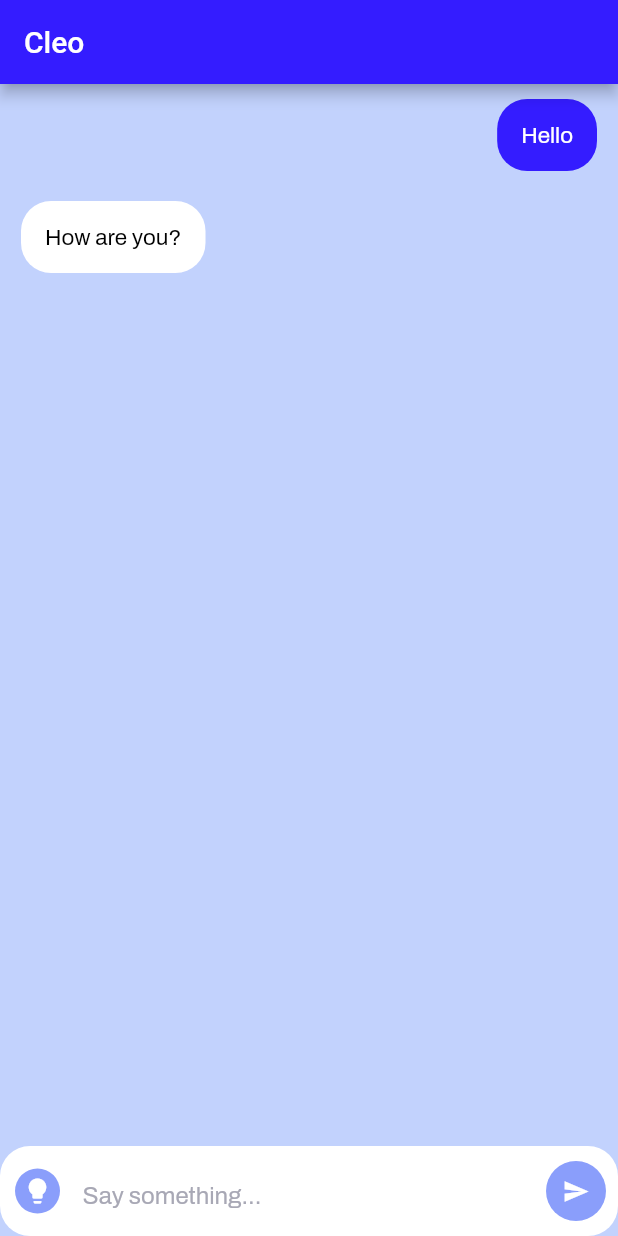
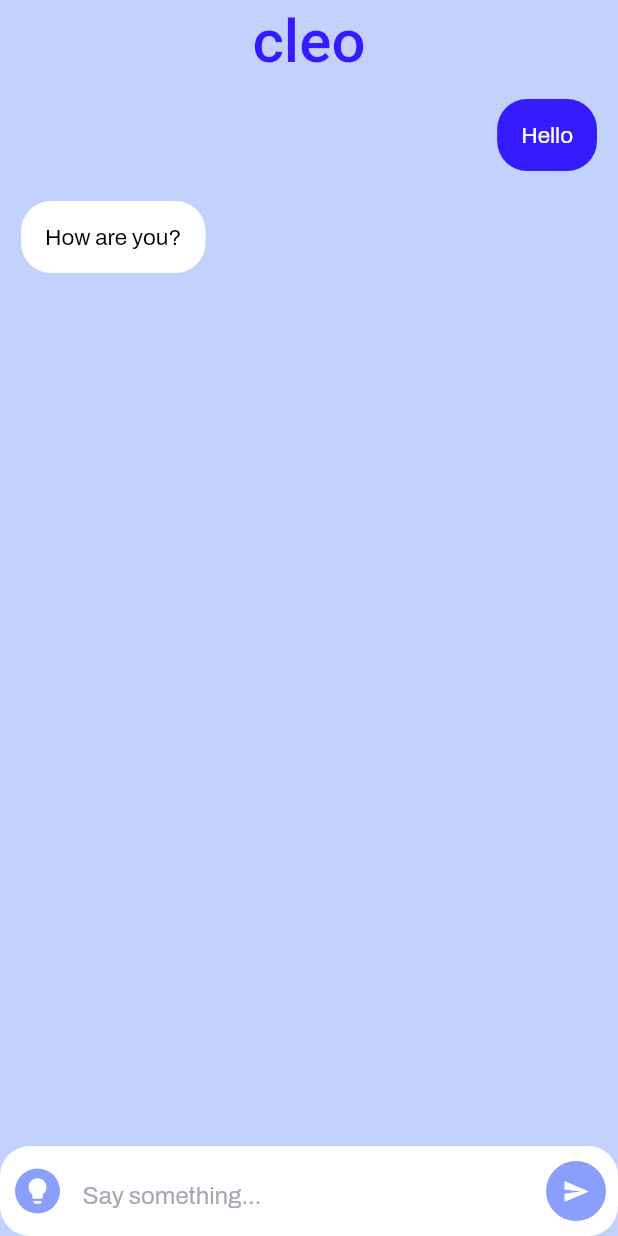
Before and after one commit to NoSuchThingAsRandom/CleoHackathon, a Flutter app: the screen it shows after launch, on a phone screen of 412 x 824 dp. Run offline on Flutter 3.47's test engine with Material 2 defaults, Android fonts, the phone set to English and light mode, and no system bars; our stand-ins replace google_fonts; Roboto replaces fonts that are missing (GT-Flexa).

Commit message:
Added cleo appbar

```diff
--- a/lib/chat_page.dart
+++ b/lib/chat_page.dart
@@ -1,3 +1,4 @@
+import 'package:cleo_hackathon/cleo_appbar.dart';
 import 'package:flutter/material.dart';
 
 import 'data.dart';
@@ -17,14 +18,15 @@ class Message {
 
 class ChatPage extends StatelessWidget {
   // TODO Create better messages
-  var messages = [Message("Hello", false), Message("How are you?", true)];
+  var messages = [
+    Message("Hello", false),
+    Message("How are you?", true),
+  ];
 
   @override
   Widget build(BuildContext context) {
     return Scaffold(
-        appBar: AppBar(
-          title: Text("Cleo", textAlign: TextAlign.center),
-        ),
+        appBar: CleoAppBar(),
         body: Stack(children: <Widget>[
           /// Builds and displays the messages
           ListView.builder(
@@ -45,6 +47,7 @@ class ChatPage extends StatelessWidget {
                     color: Data.paper_white,
                   ),
                   child: Row(children: <Widget>[
+
                     /// This is placeholder for the feature suggestion
                     GestureDetector(
                       onTap: () {},
--- /dev/null
+++ b/lib/cleo_appbar.dart
@@ -0,0 +1,32 @@
+import 'package:flutter/material.dart';
+import 'package:flutter/painting.dart';
+
+import 'data.dart';
+
+class CleoAppBar extends StatefulWidget implements PreferredSizeWidget {
+  CleoAppBar({Key key})
+      : preferredSize = Size.fromHeight(kToolbarHeight),
+        super(key: key);
+
+  @override
+  final Size preferredSize; // default is 56.0
+
+  @override
+  _CleoAppBarState createState() => _CleoAppBarState();
+}
+
+class _CleoAppBarState extends State<CleoAppBar> {
+  @override
+  Widget build(BuildContext context) {
+    return AppBar(
+      title: Text(
+        "cleo",
+        style: TextStyle(color: Data.cleo_blue, fontFamily: "GT-Flexa"),
+        textScaleFactor: 2.0,
+      ),
+      backgroundColor: Colors.transparent,
+      elevation: 0.0,
+      centerTitle: true,
+    );
+  }
+}
--- a/lib/main.dart
+++ b/lib/main.dart
@@ -13,14 +13,13 @@ class MyApp extends StatelessWidget {
   @override
   Widget build(BuildContext context) {
     return MaterialApp(
-        title: 'Flutter Demo',
+        title: 'Cleo',
         theme: ThemeData(
             primarySwatch: Data.material_cleo_blue,
             accentColor: Data.material_cleo_blue_tint_3,
             scaffoldBackgroundColor: Data.material_cleo_blue_tint_3,
             textTheme: GoogleFonts.archivoTextTheme()),
-        home: ChatPage() //MyHomePage(title: 'Flutter Demo Home Page'),
-        );
+        home: ChatPage());
   }
 }
 
```
Also changed, not shown: pubspec.yaml (+11 -26 lines), fonts/GT-Flexa-Compressed-Bold-Trial.otf (added), fonts/GT-Flexa-Compressed-Regular-Trial.otf (added).
